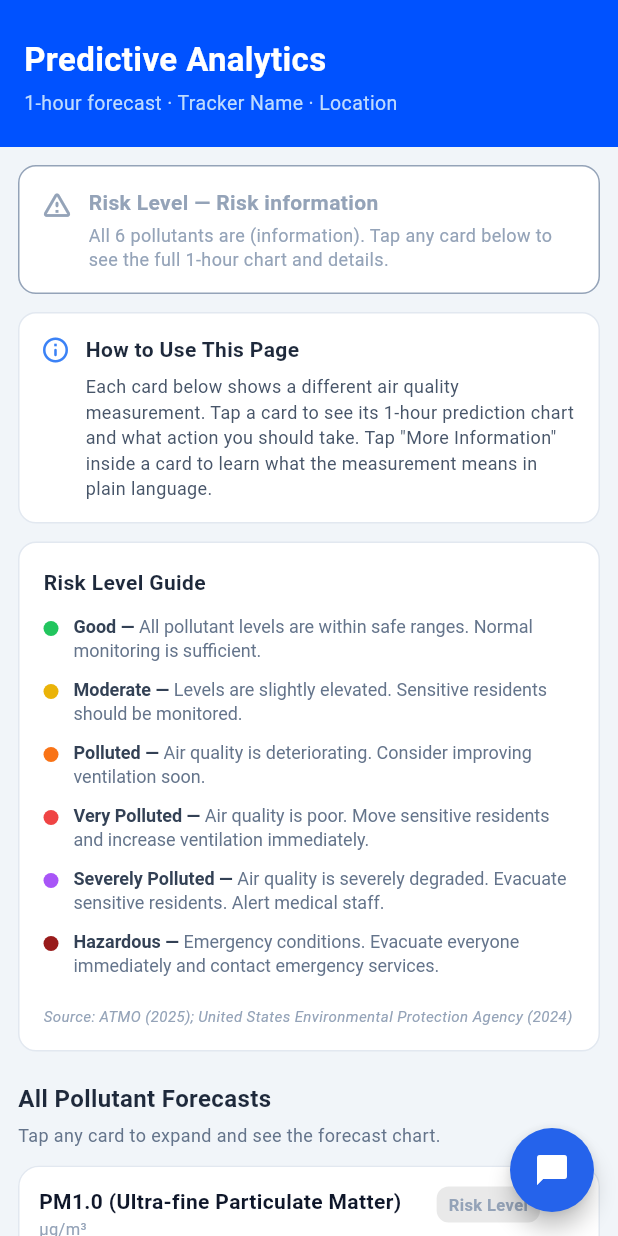
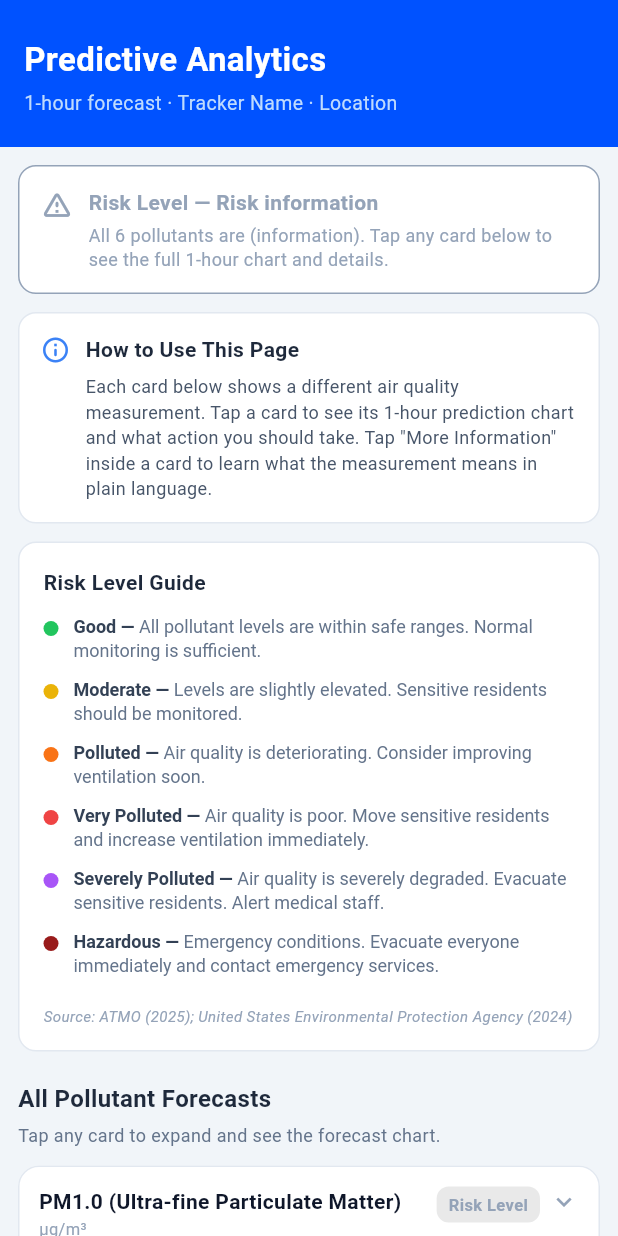
Before and after one commit to scene-mp4/aether_app, a Flutter app: the AnalyticsNewPage screen opened directly, on a phone screen of 412 x 824 dp. Run offline on Flutter 3.47's test engine with Material 3 defaults, Android fonts, the phone set to English and light mode, and no system bars; our stand-ins replace cloud_firestore, firebase_auth, firebase_core, fl_chart, flutter_map, latlong2; missing offline and left inert: flutter_map_heatmap; accounts and stored records are empty.

Commit message:
Update analytics_new.dart

```diff
--- a/lib/screens/tabs/analytics_new.dart
+++ b/lib/screens/tabs/analytics_new.dart
@@ -166,12 +166,6 @@ class _AnalyticsNewPageState extends State<AnalyticsNewPage> {
   Widget build(BuildContext context) {
     return Scaffold(
       backgroundColor: const Color(0xFFF1F5F9),
-      floatingActionButton: FloatingActionButton(
-        onPressed: () {},
-        backgroundColor: const Color(0xFF2563EB),
-        shape: const CircleBorder(),
-        child: const Icon(Icons.chat_bubble, color: Colors.white, size: 24),
-      ),
       body: SingleChildScrollView(
         child: Column(
           crossAxisAlignment: CrossAxisAlignment.start,
```
